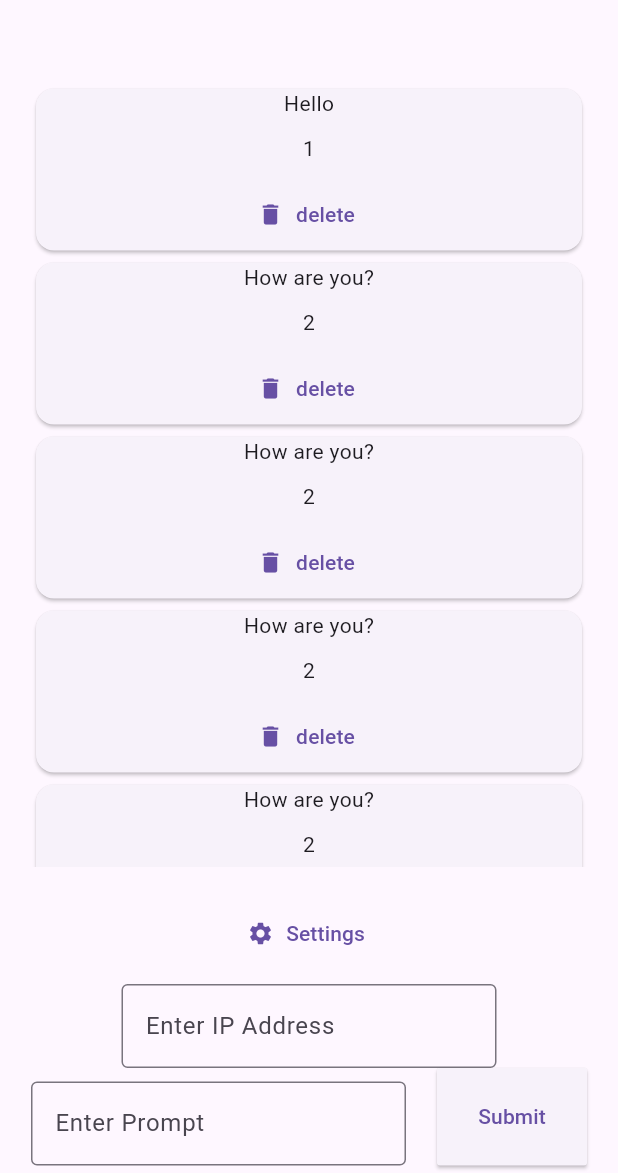
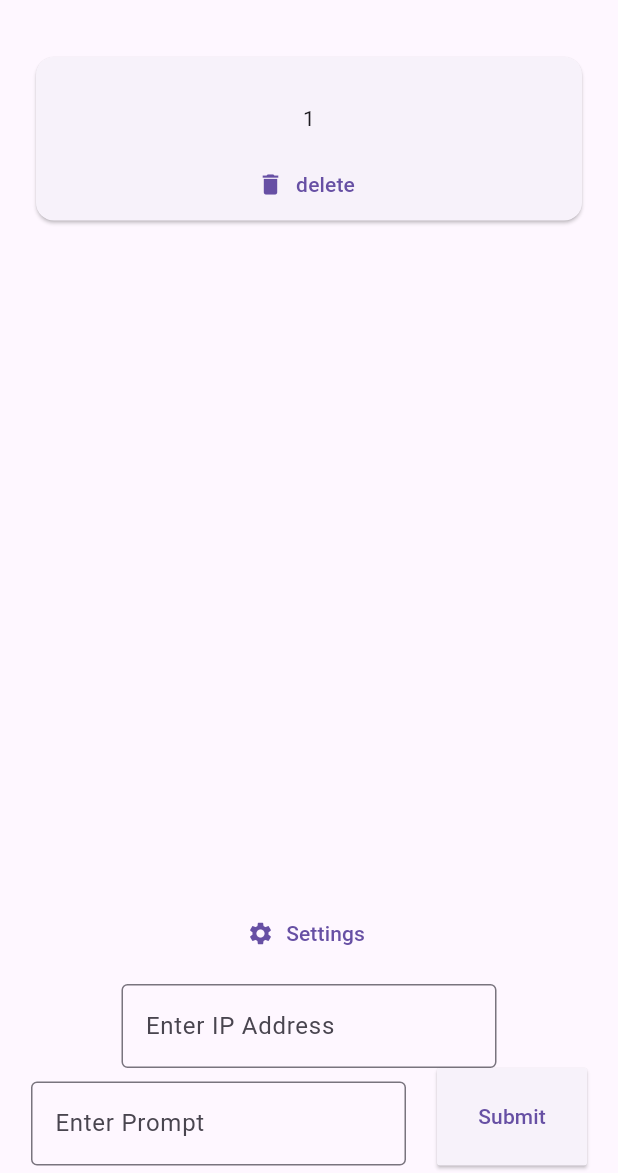
Before and after one commit to Blood-Pirouette/chibichat-flutter, a Flutter app: the screen it shows after launch, after a tap on "Submit", on a phone screen of 412 x 824 dp, the part 63-1236 px from its top. Run offline on Flutter 3.47's test engine with Material 3 defaults, Android fonts, the light colour scheme and no system bars; network calls fail.

Commit message:
Restructured file directories. Added early chat implementation.

```diff
--- a/lib/pages/home.dart
+++ b/lib/pages/home.dart
@@ -1,7 +1,7 @@
 import 'dart:convert';
 import 'package:flutter/material.dart';
-import 'package:chibichat/message.dart';
-import 'package:chibichat/message_card.dart';
+import 'package:chibichat/classes/message.dart';
+import 'package:chibichat/classes/message_card.dart';
 import 'package:chibichat/services/api_class.dart';
 import 'package:chibichat/services/prompt_class.dart';
 import 'package:flutter/widgets.dart';
@@ -19,51 +19,27 @@ class _HomeState extends State<Home> {
   String ipAddress = '';
   String output = '';
   int counter = 0;
-  List<Message> responses = [
-    Message(
-      message: 'Hello',
-      messageId: 1,
-    ),
-    Message(
-      message: 'How are you?',
-      messageId: 2,
-    ),
-    Message(
-      message: 'How are you?',
-      messageId: 2,
-    ),
-    Message(
-      message: 'How are you?',
-      messageId: 2,
-    ),
-    Message(
-      message: 'How are you?',
-      messageId: 2,
-    ),
-    Message(
-      message: 'How are you?',
-      messageId: 2,
-    ),
-    Message(
-      message: 'How are you?',
-      messageId: 2,
-    ),
-    Message(
-      message: 'How are you?',
-      messageId: 2,
-    ),
-  ];
+  List<Message> responses = [];
+  List<String> messageStringList = [];
+  String messagesString = '';
 
   void sendPrompt() async {
-    PromptClass promptObject = PromptClass(prompt: promptInput);
+    responses.add(Message(message: promptInput, messageId: 1));
+    setState(() {});
+    promptInput = " [INST] $promptInput [/INST] ";
+    messageStringList.add(promptInput);
+    messagesString = messageStringList.join();
+
+    PromptClass promptObject = PromptClass(prompt: messagesString);
     Map<String, dynamic> prompt = promptObject.toJson();
     APIClass requestObject = APIClass(prompt: prompt, ipAddress: ipAddress);
-    output = 'Sent';
     Response responseObject = await requestObject.sendPrompt();
     var decodedResponse = jsonDecode(responseObject.body);
     var textObject = decodedResponse['results'];
     output = textObject[0]['text'];
+    responses.add(Message(message: output, messageId: 2));
     setState(() {});
+    messageStringList.add(output);
   }
 
   @override
@@ -79,7 +55,9 @@ class _HomeState extends State<Home> {
           mainAxisAlignment: MainAxisAlignment.end,
           children: [
             /* Creates output of prompt */
-            Text(output),
+            //Text(output),
+
+            /* List view of messages */
             Expanded(
               child: ListView(
                 shrinkWrap: true,
@@ -114,6 +92,8 @@ class _HomeState extends State<Home> {
               width: 250,
               height: 10,
             ),
+
+            /* Textfield for IP Address */
             Row(
               mainAxisAlignment: MainAxisAlignment.spaceEvenly,
               crossAxisAlignment: CrossAxisAlignment.end,
@@ -130,7 +110,8 @@ class _HomeState extends State<Home> {
                 ),
               ],
             ),
-            /* Row containing button and text field */
+
+            /* Row containing button and text field for prompt*/
             Row(
               mainAxisAlignment: MainAxisAlignment.spaceEvenly,
               crossAxisAlignment: CrossAxisAlignment.end,
```
Also changed, not shown: lib/classes/message.dart (renamed from lib/message.dart), lib/classes/message_card.dart (renamed from lib/message_card.dart).
